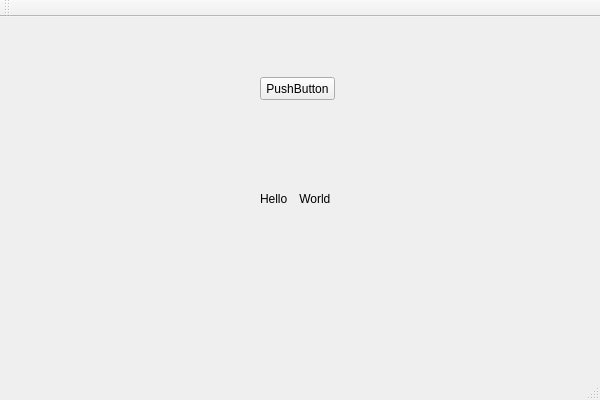
Old version of the form MyQtGUI/MyQtGUI.ui in the repository PhilOkami/MyQtGUI.
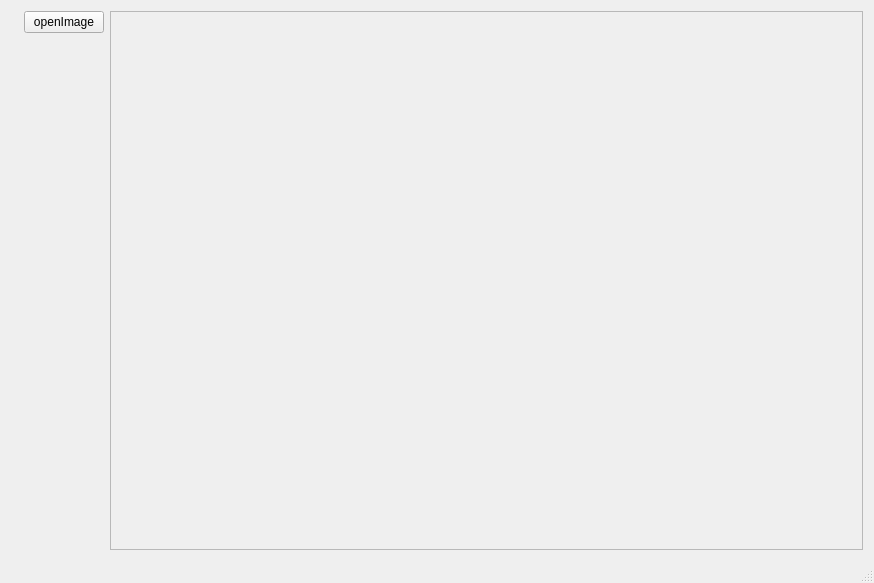
New version of the form.

Commit message: 3月22 出来视图 无法调整大小 待修改 下一步 自适应大小 去掉按钮

What changed in the file:
```diff
--- a/MyQtGUI/MyQtGUI.ui
+++ b/MyQtGUI/MyQtGUI.ui
@@ -6,58 +6,47 @@
    <rect>
     <x>0</x>
     <y>0</y>
-    <width>600</width>
-    <height>400</height>
+    <width>874</width>
+    <height>583</height>
    </rect>
   </property>
   <property name="windowTitle">
    <string>MyQtGUI</string>
   </property>
   <widget class="QWidget" name="centralWidget">
+   <layout class="QGridLayout" name="gridLayout">
+    <item row="0" column="0">
    <widget class="QLabel" name="label">
-    <property name="geometry">
-     <rect>
-      <x>260</x>
-      <y>140</y>
-      <width>91</width>
-      <height>81</height>
-     </rect>
-    </property>
     <property name="text">
-     <string>Hello　World</string>
-    </property>
-   </widget>
-   <widget class="QPushButton" name="pushButton">
-    <property name="geometry">
-     <rect>
-      <x>260</x>
-      <y>60</y>
-      <width>75</width>
-      <height>23</height>
-     </rect>
-    </property>
-    <property name="text">
-     <string>PushButton</string>
-    </property>
-   </widget>
-  </widget>
-  <widget class="QMenuBar" name="menuBar">
+       <string/>
+      </property>
+     </widget>
+    </item>
+    <item row="0" column="2" rowspan="2">
+     <widget class="QScrollArea" name="scrollArea">
+      <property name="widgetResizable">
+       <bool>true</bool>
+      </property>
+      <widget class="QWidget" name="scrollAreaWidgetContents">
    <property name="geometry">
     <rect>
      <x>0</x>
      <y>0</y>
-     <width>600</width>
-     <height>23</height>
+         <width>767</width>
+         <height>541</height>
     </rect>
    </property>
   </widget>
-  <widget class="QToolBar" name="mainToolBar">
-   <attribute name="toolBarArea">
-    <enum>TopToolBarArea</enum>
-   </attribute>
-   <attribute name="toolBarBreak">
-    <bool>false</bool>
-   </attribute>
+     </widget>
+    </item>
+    <item row="0" column="1">
+     <widget class="QPushButton" name="openImage">
+      <property name="text">
+       <string>openImage</string>
+      </property>
+     </widget>
+    </item>
+   </layout>
   </widget>
   <widget class="QStatusBar" name="statusBar"/>
  </widget>
```
Left out of the diff: 22 changed lines with no effect on the pictures. Lines whose indentation alone changed are shown as unchanged. The commit also changes 4 other files.
